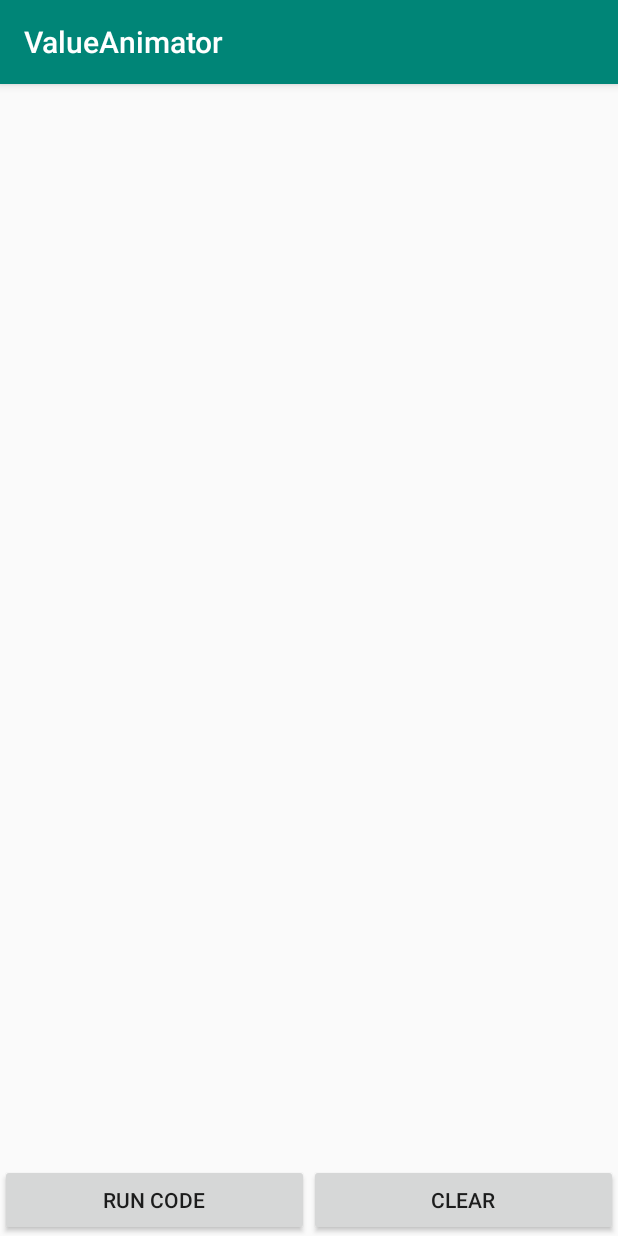
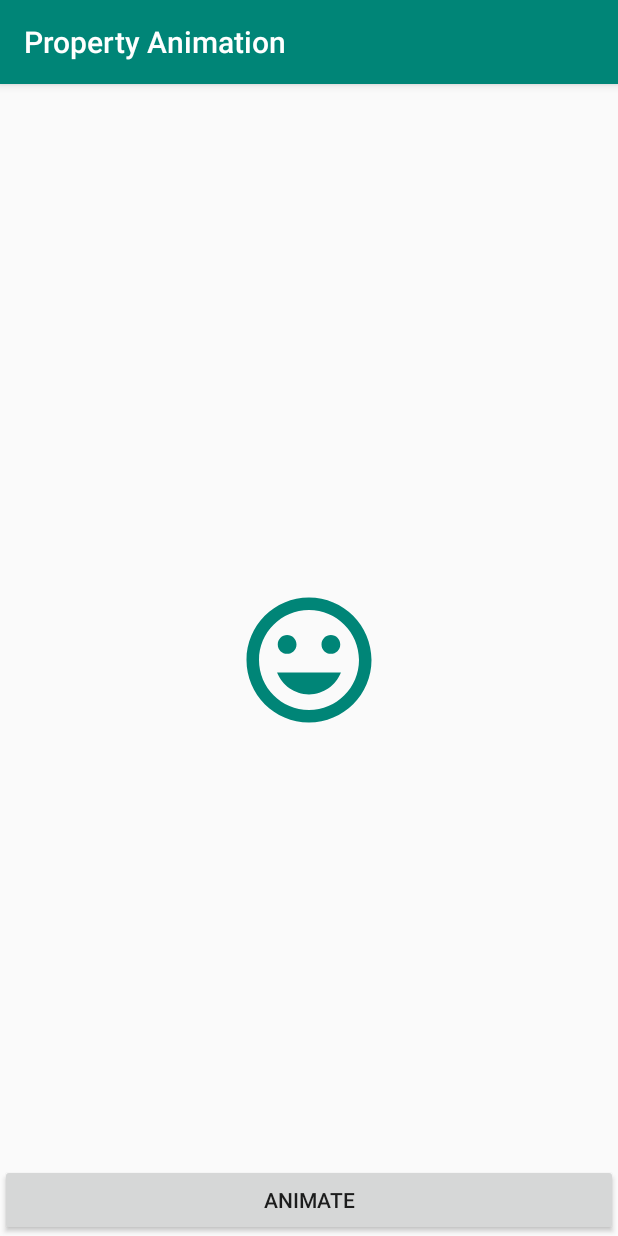
Before and after one commit to pfieffer/AndroidAnimations, an Android app: the screen it shows after launch (MainActivity), on a phone screen of 412 x 824 dp. Run offline under Robolectric (Android 15) with nearby library versions, the phone set to English and light mode, and no system bars.

Commit message:
Implement ObjectAnimator

```diff
--- a/app/src/main/java/com/example/androidanimations/MainActivity.java
+++ b/app/src/main/java/com/example/androidanimations/MainActivity.java
@@ -1,56 +1,33 @@
 package com.example.androidanimations;
 
-import android.animation.ValueAnimator;
-import android.graphics.drawable.AnimationDrawable;
+import android.animation.ObjectAnimator;
+import android.os.Bundle;
 import android.support.v7.app.AppCompatActivity;
-import android.os.Bundle;
 import android.view.View;
 import android.widget.ImageView;
-import android.widget.ScrollView;
-import android.widget.TextView;
 
 public class MainActivity extends AppCompatActivity {
 
-    private ScrollView mScroll;
-    private TextView mLog;
+    private ImageView imageView;
 
     @Override
     protected void onCreate(Bundle savedInstanceState) {
         super.onCreate(savedInstanceState);
         setContentView(R.layout.activity_main);
 
-//      Initialize the logging components
-        mScroll =  findViewById(R.id.scrollLog);
-        mLog =  findViewById(R.id.tvLog);
-        mLog.setText("");
-
+        imageView =  findViewById(R.id.faceIcon);
     }
 
-    public void onRunBtnClick(View v) {
-        ValueAnimator animator = ValueAnimator.ofFloat(1f, 20f)
-                .setDuration(2000);
+    public void onButtonClick(View v) {
+        ObjectAnimator animatorX = ObjectAnimator.ofFloat(imageView, "scaleX", 1f, 2f)
+                .setDuration(1000);
 
-        animator.addUpdateListener(new ValueAnimator.AnimatorUpdateListener() {
-            @Override
-            public void onAnimationUpdate(ValueAnimator valueAnimator) {
-                displayMessage("timeStamp: "+valueAnimator.getCurrentPlayTime() + ", value:"+ valueAnimator.getAnimatedValue());
-            }
-        });
+        animatorX.start();
 
-        animator.setRepeatCount(1); // repeats the animation again, ie run for a total of two times
-//        animator.setRepeatCount(ValueAnimator.INFINITE); //infinite animation
-        //animator.setRepeatMode(ValueAnimator.REVERSE);
+        ObjectAnimator animatorY = ObjectAnimator.ofFloat(imageView, "scaleY", 1f, 2f)
+                .setDuration(1000);
 
-        animator.start();
+        animatorY.start();
     }
 
-    public void onClearBtnClick(View v) {
-        mLog.setText("");
-        mScroll.scrollTo(0, mScroll.getBottom());
-    }
-
-    public void displayMessage(String message) {
-        mLog.append(message + "\n");
-        mScroll.scrollTo(0, mScroll.getBottom());
-    }
 }
--- /dev/null
+++ b/app/src/main/res/drawable/ic_face.xml
@@ -0,0 +1,9 @@
+<vector xmlns:android="http://schemas.android.com/apk/res/android"
+        android:width="24dp"
+        android:height="24dp"
+        android:viewportWidth="24.0"
+        android:viewportHeight="24.0">
+    <path
+        android:fillColor="#FF000000"
+        android:pathData="M11.99,2C6.47,2 2,6.48 2,12s4.47,10 9.99,10C17.52,22 22,17.52 22,12S17.52,2 11.99,2zM12,20c-4.42,0 -8,-3.58 -8,-8s3.58,-8 8,-8 8,3.58 8,8 -3.58,8 -8,8zM15.5,11c0.83,0 1.5,-0.67 1.5,-1.5S16.33,8 15.5,8 14,8.67 14,9.5s0.67,1.5 1.5,1.5zM8.5,11c0.83,0 1.5,-0.67 1.5,-1.5S9.33,8 8.5,8 7,8.67 7,9.5 7.67,11 8.5,11zM12,17.5c2.33,0 4.31,-1.46 5.11,-3.5L6.89,14c0.8,2.04 2.78,3.5 5.11,3.5z"/>
+</vector>
--- a/app/src/main/res/layout/activity_main.xml
+++ b/app/src/main/res/layout/activity_main.xml
@@ -5,20 +5,14 @@
     android:layout_height="match_parent"
     tools:context="com.example.androidanimations.MainActivity">
 
-    <ScrollView
-        android:id="@+id/scrollLog"
-        android:layout_width="match_parent"
-        android:layout_height="match_parent"
-        android:layout_above="@+id/linearLayout"
-        android:layout_margin="@dimen/activity_margin">
-
-        <TextView
-            android:id="@+id/tvLog"
-            android:layout_width="match_parent"
-            android:layout_height="wrap_content"
-            android:text="@string/dummy_text"
-            android:textSize="@dimen/log_text_size" />
-    </ScrollView>
+    <ImageView
+        android:id="@+id/faceIcon"
+        android:layout_width="@dimen/icon_size"
+        android:layout_height="@dimen/icon_size"
+        android:src="@drawable/ic_face"
+        android:tint="@color/colorPrimary"
+        android:layout_centerHorizontal="true"
+        android:layout_centerVertical="true"/>
 
     <LinearLayout
         android:id="@+id/linearLayout"
@@ -32,17 +26,8 @@
             android:layout_width="0dp"
             android:layout_height="wrap_content"
             android:layout_weight="1"
-            android:text="@string/run_code"
-            android:onClick="onRunBtnClick"/>
-
-        <Button
-            android:id="@+id/btnClear"
-            android:layout_width="0dp"
-            android:layout_height="wrap_content"
-            android:layout_weight="1"
-            android:text="@string/clear"
-            android:onClick="onClearBtnClick"/>
+            android:onClick="onButtonClick"
+            android:text="@string/animate" />
     </LinearLayout>
 
-
 </RelativeLayout>
--- a/app/src/main/res/values/strings.xml
+++ b/app/src/main/res/values/strings.xml
@@ -1,6 +1,4 @@
 <resources>
-    <string name="app_name">ValueAnimator</string>
-    <string name="run_code">Run code</string>
-    <string name="dummy_text">Dummy text</string>
-    <string name="clear">Clear</string>
+    <string name="app_name">Property Animation</string>
+    <string name="animate">Animate</string>
 </resources>
```
